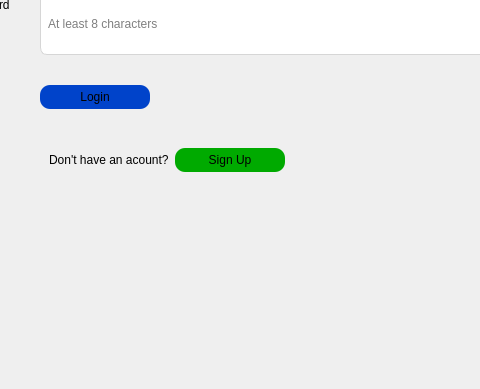
Old version of the form ui/login_form.ui in the repository SakibSibly/Bit-Talker; both pictures show x 352 to 832 and y 429 to 818 of the 1184 by 818 pixel window.
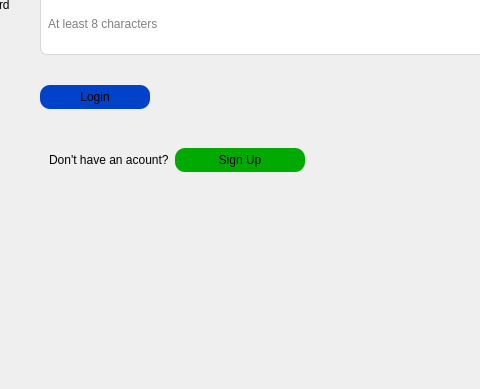
New version of the form.

Patch:
```diff
--- a/ui/login_form.ui
+++ b/ui/login_form.ui
@@ -223,7 +223,8 @@
              <enum>Qt::NoFocus</enum>
             </property>
             <property name="styleSheet">
-             <string notr="true">background: rgb(0, 170, 0);</string>
+             <string notr="true">background: rgb(0, 170, 0);
+width : 120%;</string>
             </property>
             <property name="text">
              <string>Sign Up</string>
```
Left out of the diff: 2 changed lines with no effect on the pictures.
